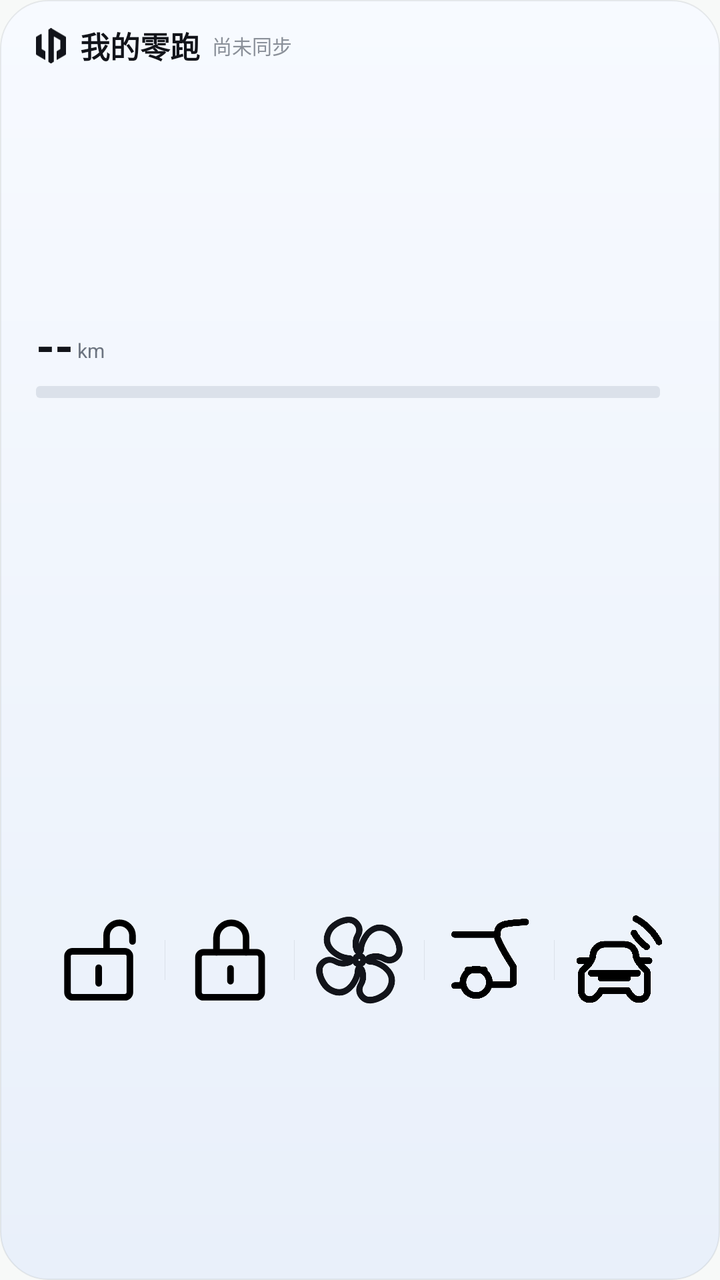
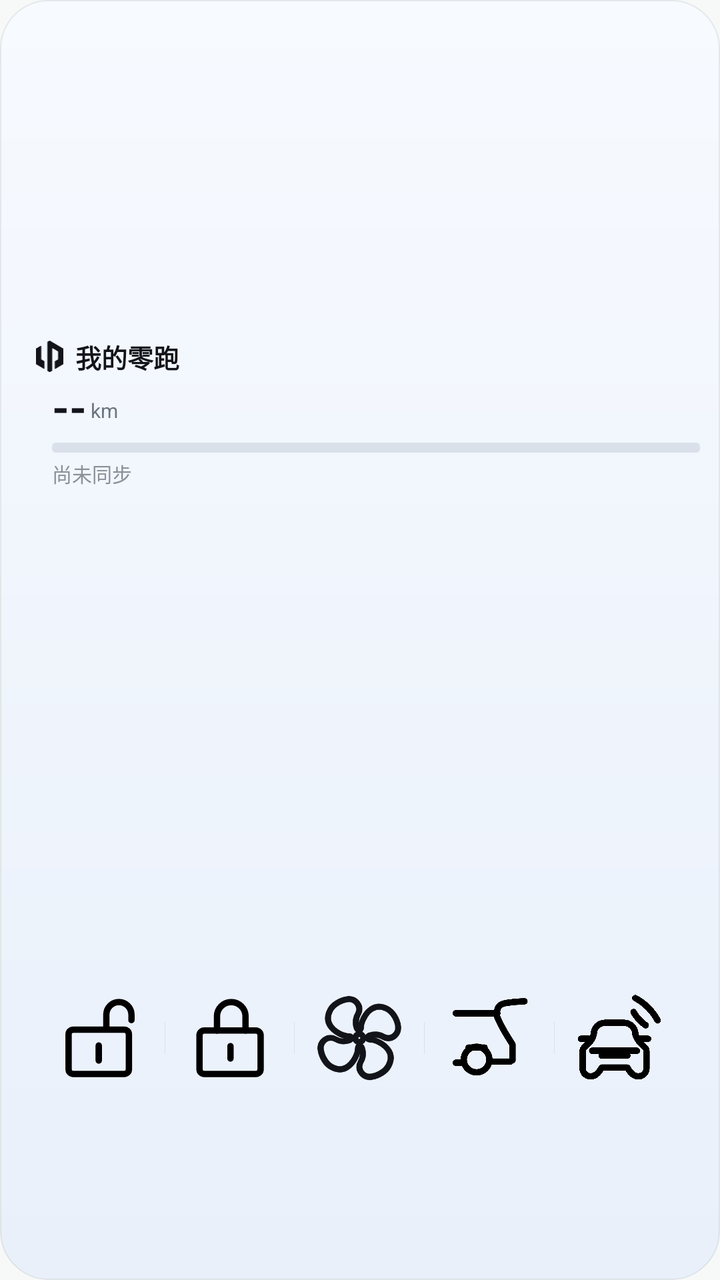

An Android layout rendered at two revisions. The XML below is the earlier revision; the diff shows what the commit changed to produce the second picture.
<!-- AndroidManifest.xml: application theme Theme.LeapBuddy -->
<!-- res/layout/widget_vehicle.xml -->
<?xml version="1.0" encoding="utf-8"?>
<FrameLayout xmlns:android="http://schemas.android.com/apk/res/android"
    android:id="@+id/wg_root"
    android:layout_width="match_parent"
    android:layout_height="match_parent"
    android:background="@drawable/widget_card">

    
    <ImageView
        android:id="@+id/wg_bg"
        android:layout_width="match_parent"
        android:layout_height="match_parent"
        android:contentDescription="@null"
        android:scaleType="fitXY"
        android:visibility="gone" />

    <LinearLayout
        android:layout_width="match_parent"
        android:layout_height="match_parent"
        android:orientation="vertical"
        android:paddingStart="18dp"
        android:paddingTop="12dp"
        android:paddingEnd="18dp"
        android:paddingBottom="7dp">

    
    <LinearLayout
        android:layout_width="match_parent"
        android:layout_height="wrap_content"
        android:gravity="center_vertical"
        android:orientation="horizontal">

        
        <ImageView
            android:id="@+id/wg_logo"
            android:layout_width="15dp"
            android:layout_height="17.5dp"
            android:contentDescription="@null"
            android:scaleType="fitCenter"
            android:src="@drawable/ic_wg_logo" />

        <TextView
            android:id="@+id/wg_title"
            android:layout_width="wrap_content"
            android:layout_height="wrap_content"
            android:layout_marginStart="7dp"
            android:ellipsize="end"
            android:includeFontPadding="false"
            android:maxLines="1"
            android:maxWidth="116dp"
            android:text="我的零跑"
            android:textColor="#12141A"
            android:textSize="15sp"
            android:textStyle="bold" />

        <TextView
            android:id="@+id/wg_time"
            android:layout_width="wrap_content"
            android:layout_height="wrap_content"
            android:layout_marginStart="6dp"
            android:includeFontPadding="false"
            android:maxLines="1"
            android:text="尚未同步"
            android:textColor="#8A9099"
            android:textSize="10sp" />
    </LinearLayout>

    
    <LinearLayout
        android:id="@+id/wg_top"
        android:layout_width="match_parent"
        android:layout_height="0dp"
        android:layout_weight="1"
        android:gravity="center_vertical"
        android:orientation="horizontal">

        
        <LinearLayout
            android:layout_width="0dp"
            android:layout_height="wrap_content"
            android:layout_weight="1"
            android:orientation="vertical">

            <LinearLayout
                android:layout_width="wrap_content"
                android:layout_height="wrap_content"
                android:gravity="bottom"
                android:orientation="horizontal">

                <TextView
                    android:id="@+id/wg_ev_range"
                    android:layout_width="wrap_content"
                    android:layout_height="wrap_content"
                    android:includeFontPadding="false"
                    android:maxLines="1"
                    android:text="--"
                    android:textColor="#12141A"
                    android:textSize="24sp"
                    android:textStyle="bold" />

                <TextView
                    android:id="@+id/wg_ev_unit"
                    android:layout_width="wrap_content"
                    android:layout_height="wrap_content"
                    android:layout_marginStart="2dp"
                    android:layout_marginBottom="3dp"
                    android:includeFontPadding="false"
                    android:maxLines="1"
                    android:text="km"
                    android:textColor="#6C7480"
                    android:textSize="10sp" />
            </LinearLayout>

            <ProgressBar
                android:id="@+id/wg_bar_ev"
                style="?android:attr/progressBarStyleHorizontal"
                android:layout_width="match_parent"
                android:layout_height="6dp"
                android:layout_marginTop="5dp"
                android:layout_marginEnd="12dp"
                android:max="100"
                android:progress="0"
                android:progressDrawable="@drawable/widget_bar" />
        </LinearLayout>

        
        <LinearLayout
            android:id="@+id/wg_fuel_block"
            android:layout_width="0dp"
            android:layout_height="wrap_content"
            android:layout_marginStart="8dp"
            android:layout_weight="1"
            android:orientation="vertical"
            android:visibility="gone">

            <LinearLayout
                android:layout_width="wrap_content"
                android:layout_height="wrap_content"
                android:gravity="bottom"
                android:orientation="horizontal">

                <TextView
                    android:id="@+id/wg_fuel_range"
                    android:layout_width="wrap_content"
                    android:layout_height="wrap_content"
                    android:includeFontPadding="false"
                    android:maxLines="1"
                    android:text="--"
                    android:textColor="#12141A"
                    android:textSize="24sp"
                    android:textStyle="bold" />

                <TextView
                    android:id="@+id/wg_fuel_unit"
                    android:layout_width="wrap_content"
                    android:layout_height="wrap_content"
                    android:layout_marginStart="2dp"
                    android:layout_marginBottom="3dp"
                    android:includeFontPadding="false"
                    android:maxLines="1"
                    android:text="km"
                    android:textColor="#6C7480"
                    android:textSize="10sp" />
            </LinearLayout>

            <ProgressBar
                android:id="@+id/wg_bar_fuel"
                style="?android:attr/progressBarStyleHorizontal"
                android:layout_width="match_parent"
                android:layout_height="6dp"
                android:layout_marginTop="5dp"
                android:layout_marginEnd="12dp"
                android:max="100"
                android:progress="0"
                android:progressDrawable="@drawable/widget_bar_range" />
        </LinearLayout>

        
        <ImageView
            android:id="@+id/wg_car"
            android:layout_width="0dp"
            android:layout_height="match_parent"
            android:layout_marginStart="8dp"
            android:layout_weight="2.45"
            android:contentDescription="车辆"
            android:scaleType="fitCenter"
            android:visibility="gone" />
    </LinearLayout>

    
    <LinearLayout
        android:layout_width="match_parent"
        android:layout_height="0dp"
        android:layout_marginTop="2dp"
        android:layout_weight="1.05"
        android:orientation="horizontal">

        <LinearLayout
            android:id="@+id/wg_cell_unlock"
            android:layout_width="0dp"
            android:layout_height="match_parent"
            android:layout_weight="1"
            android:background="@drawable/widget_cell"
            android:clickable="true"
            android:focusable="true">

            <ImageView
                android:id="@+id/wg_icon_unlock"
                android:layout_width="match_parent"
                android:layout_height="match_parent"
                android:contentDescription="解锁"
                android:padding="2dp"
                android:scaleType="fitCenter"
                android:src="@drawable/ic_qc_unlock" />
        </LinearLayout>

        <TextView
            android:id="@+id/wg_div_1"
            android:layout_width="1px"
            android:layout_height="20dp"
            android:layout_gravity="center_vertical"
            android:background="#1412141A" />

        <LinearLayout
            android:id="@+id/wg_cell_lock"
            android:layout_width="0dp"
            android:layout_height="match_parent"
            android:layout_weight="1"
            android:background="@drawable/widget_cell"
            android:clickable="true"
            android:focusable="true">

            <ImageView
                android:id="@+id/wg_icon_lock"
                android:layout_width="match_parent"
                android:layout_height="match_parent"
                android:contentDescription="上锁"
                android:padding="2dp"
                android:scaleType="fitCenter"
                android:src="@drawable/ic_qc_lock" />
        </LinearLayout>

        <TextView
            android:id="@+id/wg_div_2"
            android:layout_width="1px"
            android:layout_height="20dp"
            android:layout_gravity="center_vertical"
            android:background="#1412141A" />

        <LinearLayout
            android:id="@+id/wg_cell_ac"
            android:layout_width="0dp"
            android:layout_height="match_parent"
            android:layout_weight="1"
            android:background="@drawable/widget_cell"
            android:clickable="true"
            android:focusable="true">

            <ImageView
                android:id="@+id/wg_icon_ac"
                android:layout_width="match_parent"
                android:layout_height="match_parent"
                android:contentDescription="空调"
                android:padding="2dp"
                android:scaleType="fitCenter"
                android:src="@drawable/ic_wg_fan" />
        </LinearLayout>

        <TextView
            android:id="@+id/wg_div_3"
            android:layout_width="1px"
            android:layout_height="20dp"
            android:layout_gravity="center_vertical"
            android:background="#1412141A" />

        <LinearLayout
            android:id="@+id/wg_cell_trunk"
            android:layout_width="0dp"
            android:layout_height="match_parent"
            android:layout_weight="1"
            android:background="@drawable/widget_cell"
            android:clickable="true"
            android:focusable="true">

            <ImageView
                android:id="@+id/wg_icon_trunk"
                android:layout_width="match_parent"
                android:layout_height="match_parent"
                android:contentDescription="后备箱"
                android:padding="2dp"
                android:scaleType="fitCenter"
                android:src="@drawable/ic_qc_trunk" />
        </LinearLayout>

        <TextView
            android:id="@+id/wg_div_4"
            android:layout_width="1px"
            android:layout_height="20dp"
            android:layout_gravity="center_vertical"
            android:background="#1412141A" />

        
        <LinearLayout
            android:id="@+id/wg_cell_horn"
            android:layout_width="0dp"
            android:layout_height="match_parent"
            android:layout_weight="1"
            android:background="@drawable/widget_cell"
            android:clickable="true"
            android:focusable="true">

            <ImageView
                android:id="@+id/wg_icon_horn"
                android:layout_width="match_parent"
                android:layout_height="match_parent"
                android:contentDescription="鸣笛寻车"
                android:padding="2dp"
                android:scaleType="fitCenter"
                android:src="@drawable/ic_qc_horn" />
        </LinearLayout>
    </LinearLayout>
</LinearLayout>
</FrameLayout>
<!-- resources referenced by this layout -->
<resources>
  <!-- drawable ic_qc_lock (drawable) -->
  <?xml version="1.0" encoding="utf-8"?>
  <vector xmlns:android="http://schemas.android.com/apk/res/android"
      android:width="24dp"
      android:height="24dp"
      android:viewportWidth="24"
      android:viewportHeight="24">
      <path
          android:pathData="M 6.776 10.400 H 17.388 A 0.980 0.980 0 0 1 18.367 11.380 V 18.367 A 0.980 0.980 0 0 1 17.388 19.347 H 6.776 A 0.980 0.980 0 0 1 5.796 18.367 V 11.380 A 0.980 0.980 0 0 1 6.776 10.400 Z"
          android:strokeColor="#FF000000"
          android:strokeWidth="1.31"
          android:strokeLineCap="round"
          android:strokeLineJoin="round"
          android:fillColor="#00000000" />
      <path
          android:pathData="M 12.163 13.600 V 16.147"
          android:strokeColor="#FF000000"
          android:strokeWidth="1.31"
          android:strokeLineCap="round"
          android:strokeLineJoin="round"
          android:fillColor="#00000000" />
      <path
          android:pathData="M 9.388 10.400 V 7.429 A 2.939 2.939 0 0 1 15.265 7.429 V 10.400"
          android:strokeColor="#FF000000"
          android:strokeWidth="1.31"
          android:strokeLineCap="round"
          android:strokeLineJoin="round"
          android:fillColor="#00000000" />
  </vector>
  <!-- drawable widget_bar (drawable) -->
  <?xml version="1.0" encoding="utf-8"?>
  <layer-list xmlns:android="http://schemas.android.com/apk/res/android">
      <item android:id="@android:id/background">
          <shape android:shape="rectangle">
              <corners android:radius="2dp" />
              <solid android:color="#3A8A94A6" />
          </shape>
      </item>
      <item android:id="@android:id/progress">
          <clip>
              <shape android:shape="rectangle">
                  <corners android:radius="2dp" />
                  <solid android:color="#2AC06A" />
              </shape>
          </clip>
      </item>
  </layer-list>
  <!-- drawable widget_bar_range (drawable) -->
  <?xml version="1.0" encoding="utf-8"?>
  <layer-list xmlns:android="http://schemas.android.com/apk/res/android">
      <item android:id="@android:id/background">
          <shape android:shape="rectangle">
              <corners android:radius="2dp" />
              <solid android:color="#3A8A94A6" />
          </shape>
      </item>
      <item android:id="@android:id/progress">
          <clip>
              <shape android:shape="rectangle">
                  <corners android:radius="2dp" />
                  <solid android:color="#3B7BF6" />
              </shape>
          </clip>
      </item>
  </layer-list>
  <!-- drawable widget_card (drawable) -->
  <?xml version="1.0" encoding="utf-8"?>
  <shape xmlns:android="http://schemas.android.com/apk/res/android"
      android:shape="rectangle">
      <gradient
          android:angle="270"
          android:endColor="#E9F0FA"
          android:startColor="#F7FAFF" />
      <corners android:radius="24dp" />
      <stroke
          android:width="0.8dp"
          android:color="#14121A2A" />
  </shape>
  <!-- drawable widget_cell (drawable) -->
  <?xml version="1.0" encoding="utf-8"?>
  <ripple xmlns:android="http://schemas.android.com/apk/res/android"
      android:color="#14121A2A">
      <item android:id="@android:id/mask">
          <shape android:shape="rectangle">
              <solid android:color="#FFFFFFFF" />
          </shape>
      </item>
  </ripple>
  <style name="Theme.LeapBuddy" parent="android:Theme.Material.Light.NoActionBar">
          <item name="android:statusBarColor">@android:color/transparent</item>
          <item name="android:navigationBarColor">@android:color/transparent</item>
          <item name="android:windowLightStatusBar">true</item>
          <item name="android:windowBackground">#FFF7F9F8</item>
      </style>
  <!-- unchanged entries left out for length: 5 -->
</resources>

<!-- the commit's change to res/layout/widget_vehicle.xml (unified diff, before → after) -->
@@ -19,51 +19,9 @@
         android:layout_height="match_parent"
         android:orientation="vertical"
         android:paddingStart="18dp"
-        android:paddingTop="12dp"
-        android:paddingEnd="18dp"
+        android:paddingTop="10dp"
+        android:paddingEnd="0dp"
         android:paddingBottom="7dp">
-
-    
-    <LinearLayout
-        android:layout_width="match_parent"
-        android:layout_height="wrap_content"
-        android:gravity="center_vertical"
-        android:orientation="horizontal">
-
-        
-        <ImageView
-            android:id="@+id/wg_logo"
-            android:layout_width="15dp"
-            android:layout_height="17.5dp"
-            android:contentDescription="@null"
-            android:scaleType="fitCenter"
-            android:src="@drawable/ic_wg_logo" />
-
-        <TextView
-            android:id="@+id/wg_title"
-            android:layout_width="wrap_content"
-            android:layout_height="wrap_content"
-            android:layout_marginStart="7dp"
-            android:ellipsize="end"
-            android:includeFontPadding="false"
-            android:maxLines="1"
-            android:maxWidth="116dp"
-            android:text="我的零跑"
-            android:textColor="#12141A"
-            android:textSize="15sp"
-            android:textStyle="bold" />
-
-        <TextView
-            android:id="@+id/wg_time"
-            android:layout_width="wrap_content"
-            android:layout_height="wrap_content"
-            android:layout_marginStart="6dp"
-            android:includeFontPadding="false"
-            android:maxLines="1"
-            android:text="尚未同步"
-            android:textColor="#8A9099"
-            android:textSize="10sp" />
-    </LinearLayout>
 
     
     <LinearLayout
@@ -71,108 +29,169 @@
         android:layout_width="match_parent"
         android:layout_height="0dp"
         android:layout_weight="1"
-        android:gravity="center_vertical"
         android:orientation="horizontal">
 
         
         <LinearLayout
             android:layout_width="0dp"
-            android:layout_height="wrap_content"
-            android:layout_weight="1"
+            android:layout_height="match_parent"
+            android:layout_weight="1"
+            android:gravity="center_vertical"
             android:orientation="vertical">
 
+            
             <LinearLayout
                 android:layout_width="wrap_content"
                 android:layout_height="wrap_content"
-                android:gravity="bottom"
+                android:gravity="center_vertical"
                 android:orientation="horizontal">
 
+                
+                <ImageView
+                    android:id="@+id/wg_logo"
+                    android:layout_width="13.5dp"
+                    android:layout_height="15.75dp"
+                    android:contentDescription="@null"
+                    android:scaleType="fitCenter"
+                    android:src="@drawable/ic_wg_logo" />
+
                 <TextView
-                    android:id="@+id/wg_ev_range"
+                    android:id="@+id/wg_title"
                     android:layout_width="wrap_content"
                     android:layout_height="wrap_content"
+                    android:layout_marginStart="6dp"
+                    android:ellipsize="end"
                     android:includeFontPadding="false"
                     android:maxLines="1"
-                    android:text="--"
+                    android:maxWidth="150dp"
+                    android:text="我的零跑"
                     android:textColor="#12141A"
-                    android:textSize="24sp"
+                    android:textSize="13sp"
                     android:textStyle="bold" />
-
-                <TextView
-                    android:id="@+id/wg_ev_unit"
-                    android:layout_width="wrap_content"
+            </LinearLayout>
+
+            
+            <LinearLayout
+                android:layout_width="match_parent"
+                android:layout_height="wrap_content"
+                android:layout_marginStart="8dp"
+                android:layout_marginTop="4dp"
+                android:orientation="horizontal">
+
+                
+                <LinearLayout
+                    android:layout_width="0dp"
                     android:layout_height="wrap_content"
-                    android:layout_marginStart="2dp"
-                    android:layout_marginBottom="3dp"
-                    android:includeFontPadding="false"
-                    android:maxLines="1"
-                    android:text="km"
-                    android:textColor="#6C7480"
-                    android:textSize="10sp" />
+                    android:layout_weight="1"
+                    android:orientation="vertical">
+
+                    <LinearLayout
+                        android:layout_width="wrap_content"
+                        android:layout_height="wrap_content"
+                        android:gravity="bottom"
+                        android:orientation="horizontal">
+
+                        <TextView
+                            android:id="@+id/wg_ev_range"
+                            android:layout_width="wrap_content"
+                            android:layout_height="wrap_content"
+                            android:includeFontPadding="false"
+                            android:maxLines="1"
+                            android:text="--"
+                            android:textColor="#12141A"
+                            android:textSize="22sp"
+                            android:textStyle="bold" />
+
+                        <TextView
+                            android:id="@+id/wg_ev_unit"
+                            android:layout_width="wrap_content"
+                            android:layout_height="wrap_content"
+                            android:layout_marginStart="2dp"
+                            android:layout_marginBottom="3dp"
+                            android:includeFontPadding="false"
+                            android:maxLines="1"
+                            android:text="km"
+                            android:textColor="#6C7480"
+                            android:textSize="10sp" />
+                    </LinearLayout>
+
+                    <ProgressBar
+                        android:id="@+id/wg_bar_ev"
+                        style="?android:attr/progressBarStyleHorizontal"
+                        android:layout_width="match_parent"
+                        android:layout_height="5dp"
+                        android:layout_marginTop="4dp"
+                        android:layout_marginEnd="10dp"
+                        android:max="100"
+                        android:progress="0"
+                        android:progressDrawable="@drawable/widget_bar" />
+                </LinearLayout>
+
+                
+                <LinearLayout
+                    android:id="@+id/wg_fuel_block"
+                    android:layout_width="0dp"
+                    android:layout_height="wrap_content"
+                    android:layout_marginStart="8dp"
+                    android:layout_weight="1"
+                    android:orientation="vertical"
+                    android:visibility="gone">
+
+                    <LinearLayout
+                        android:layout_width="wrap_content"
+                        android:layout_height="wrap_content"
+                        android:gravity="bottom"
+                        android:orientation="horizontal">
+
+                        <TextView
+                            android:id="@+id/wg_fuel_range"
+                            android:layout_width="wrap_content"
+                            android:layout_height="wrap_content"
+                            android:includeFontPadding="false"
+                            android:maxLines="1"
+                            android:text="--"
+                            android:textColor="#12141A"
+                            android:textSize="22sp"
+                            android:textStyle="bold" />
+
+                        <TextView
+                            android:id="@+id/wg_fuel_unit"
+                            android:layout_width="wrap_content"
+                            android:layout_height="wrap_content"
+                            android:layout_marginStart="2dp"
+                            android:layout_marginBottom="3dp"
+                            android:includeFontPadding="false"
+                            android:maxLines="1"
+                            android:text="km"
+                            android:textColor="#6C7480"
+                            android:textSize="10sp" />
+                    </LinearLayout>
+
+                    <ProgressBar
+                        android:id="@+id/wg_bar_fuel"
+                        style="?android:attr/progressBarStyleHorizontal"
+                        android:layout_width="match_parent"
+                        android:layout_height="5dp"
+                        android:layout_marginTop="4dp"
+                        android:layout_marginEnd="10dp"
+                        android:max="100"
+                        android:progress="0"
+                        android:progressDrawable="@drawable/widget_bar_range" />
+                </LinearLayout>
             </LinearLayout>
 
-            <ProgressBar
-                android:id="@+id/wg_bar_ev"
-                style="?android:attr/progressBarStyleHorizontal"
-                android:layout_width="match_parent"
-                android:layout_height="6dp"
-                android:layout_marginTop="5dp"
-                android:layout_marginEnd="12dp"
-                android:max="100"
-                android:progress="0"
-                android:progressDrawable="@drawable/widget_bar" />
-        </LinearLayout>
-
-        
-        <LinearLayout
-            android:id="@+id/wg_fuel_block"
-            android:layout_width="0dp"
-            android:layout_height="wrap_content"
-            android:layout_marginStart="8dp"
-            android:layout_weight="1"
-            android:orientation="vertical"
-            android:visibility="gone">
-
-            <LinearLayout
+            
+            <TextView
+                android:id="@+id/wg_time"
                 android:layout_width="wrap_content"
                 android:layout_height="wrap_content"
-                android:gravity="bottom"
-                android:orientation="horizontal">
-
-                <TextView
-                    android:id="@+id/wg_fuel_range"
-                    android:layout_width="wrap_content"
-                    android:layout_height="wrap_content"
-                    android:includeFontPadding="false"
-                    android:maxLines="1"
-                    android:text="--"
-                    android:textColor="#12141A"
-                    android:textSize="24sp"
-                    android:textStyle="bold" />
-
-                <TextView
-                    android:id="@+id/wg_fuel_unit"
-                    android:layout_width="wrap_content"
-                    android:layout_height="wrap_content"
-                    android:layout_marginStart="2dp"
-                    android:layout_marginBottom="3dp"
-                    android:includeFontPadding="false"
-                    android:maxLines="1"
-                    android:text="km"
-                    android:textColor="#6C7480"
-                    android:textSize="10sp" />
-            </LinearLayout>
-
-            <ProgressBar
-                android:id="@+id/wg_bar_fuel"
-                style="?android:attr/progressBarStyleHorizontal"
-                android:layout_width="match_parent"
-                android:layout_height="6dp"
-                android:layout_marginTop="5dp"
-                android:layout_marginEnd="12dp"
-                android:max="100"
-                android:progress="0"
-                android:progressDrawable="@drawable/widget_bar_range" />
+                android:layout_marginStart="8dp"
+                android:layout_marginTop="3dp"
+                android:includeFontPadding="false"
+                android:maxLines="1"
+                android:text="尚未同步"
+                android:textColor="#8A9099"
+                android:textSize="10sp" />
         </LinearLayout>
 
         
@@ -180,8 +199,10 @@
             android:id="@+id/wg_car"
             android:layout_width="0dp"
             android:layout_height="match_parent"
-            android:layout_marginStart="8dp"
-            android:layout_weight="2.45"
+            android:layout_marginStart="6dp"
+            android:layout_marginTop="0dp"
+            android:layout_marginBottom="2dp"
+            android:layout_weight="1.25"
             android:contentDescription="车辆"
             android:scaleType="fitCenter"
             android:visibility="gone" />
@@ -192,7 +213,8 @@
         android:layout_width="match_parent"
         android:layout_height="0dp"
         android:layout_marginTop="2dp"
-        android:layout_weight="1.05"
+        android:layout_marginEnd="18dp"
+        android:layout_weight="0.58"
         android:orientation="horizontal">
 
         <LinearLayout
@@ -209,7 +231,7 @@
                 android:layout_width="match_parent"
                 android:layout_height="match_parent"
                 android:contentDescription="解锁"
-                android:padding="2dp"
+                android:padding="3dp"
                 android:scaleType="fitCenter"
                 android:src="@drawable/ic_qc_unlock" />
         </LinearLayout>
@@ -217,7 +239,7 @@
         <TextView
             android:id="@+id/wg_div_1"
             android:layout_width="1px"
-            android:layout_height="20dp"
+            android:layout_height="16dp"
             android:layout_gravity="center_vertical"
             android:background="#1412141A" />
 
@@ -235,7 +257,7 @@
                 android:layout_width="match_parent"
                 android:layout_height="match_parent"
                 android:contentDescription="上锁"
-                android:padding="2dp"
+                android:padding="3dp"
                 android:scaleType="fitCenter"
                 android:src="@drawable/ic_qc_lock" />
         </LinearLayout>
@@ -243,7 +265,7 @@
         <TextView
             android:id="@+id/wg_div_2"
             android:layout_width="1px"
-            android:layout_height="20dp"
+            android:layout_height="16dp"
             android:layout_gravity="center_vertical"
             android:background="#1412141A" />
 
@@ -261,7 +283,7 @@
                 android:layout_width="match_parent"
                 android:layout_height="match_parent"
                 android:contentDescription="空调"
-                android:padding="2dp"
+                android:padding="3dp"
                 android:scaleType="fitCenter"
                 android:src="@drawable/ic_wg_fan" />
         </LinearLayout>
@@ -269,7 +291,7 @@
         <TextView
             android:id="@+id/wg_div_3"
             android:layout_width="1px"
-            android:layout_height="20dp"
+            android:layout_height="16dp"
             android:layout_gravity="center_vertical"
             android:background="#1412141A" />
 
@@ -287,7 +309,7 @@
                 android:layout_width="match_parent"
                 android:layout_height="match_parent"
                 android:contentDescription="后备箱"
-                android:padding="2dp"
+                android:padding="3dp"
                 android:scaleType="fitCenter"
                 android:src="@drawable/ic_qc_trunk" />
         </LinearLayout>
@@ -295,7 +317,7 @@
         <TextView
             android:id="@+id/wg_div_4"
             android:layout_width="1px"
-            android:layout_height="20dp"
+            android:layout_height="16dp"
             android:layout_gravity="center_vertical"
             android:background="#1412141A" />
 
@@ -314,7 +336,7 @@
                 android:layout_width="match_parent"
                 android:layout_height="match_parent"
                 android:contentDescription="鸣笛寻车"
-                android:padding="2dp"
+                android:padding="3dp"
                 android:scaleType="fitCenter"
                 android:src="@drawable/ic_qc_horn" />
         </LinearLayout>
